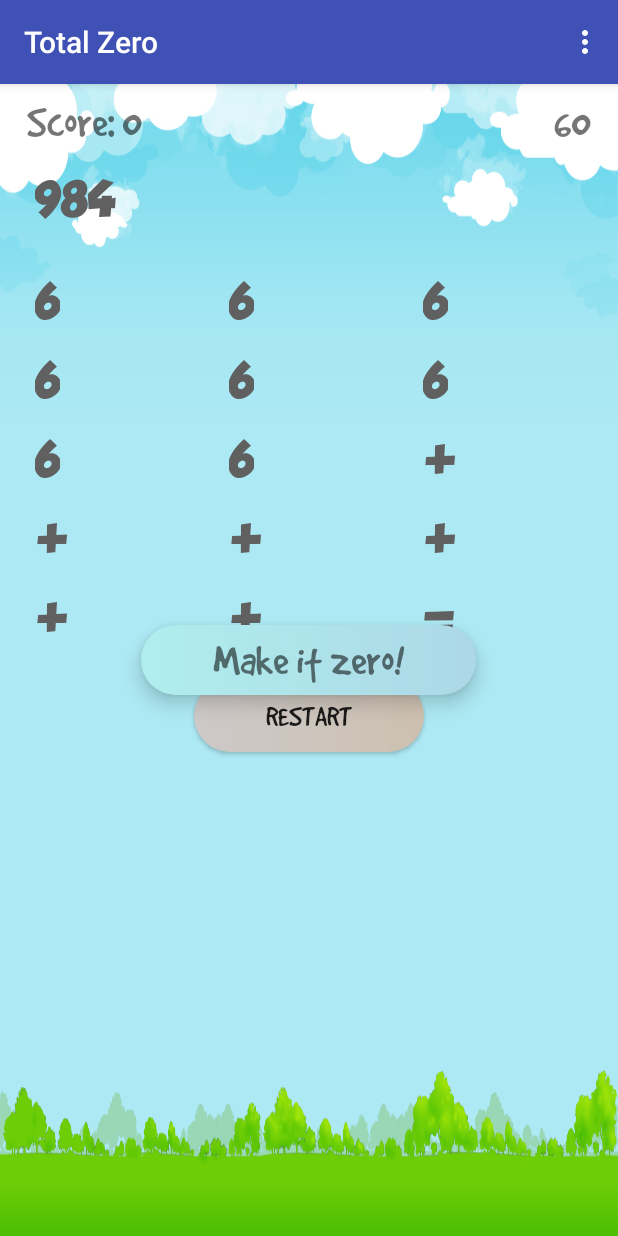
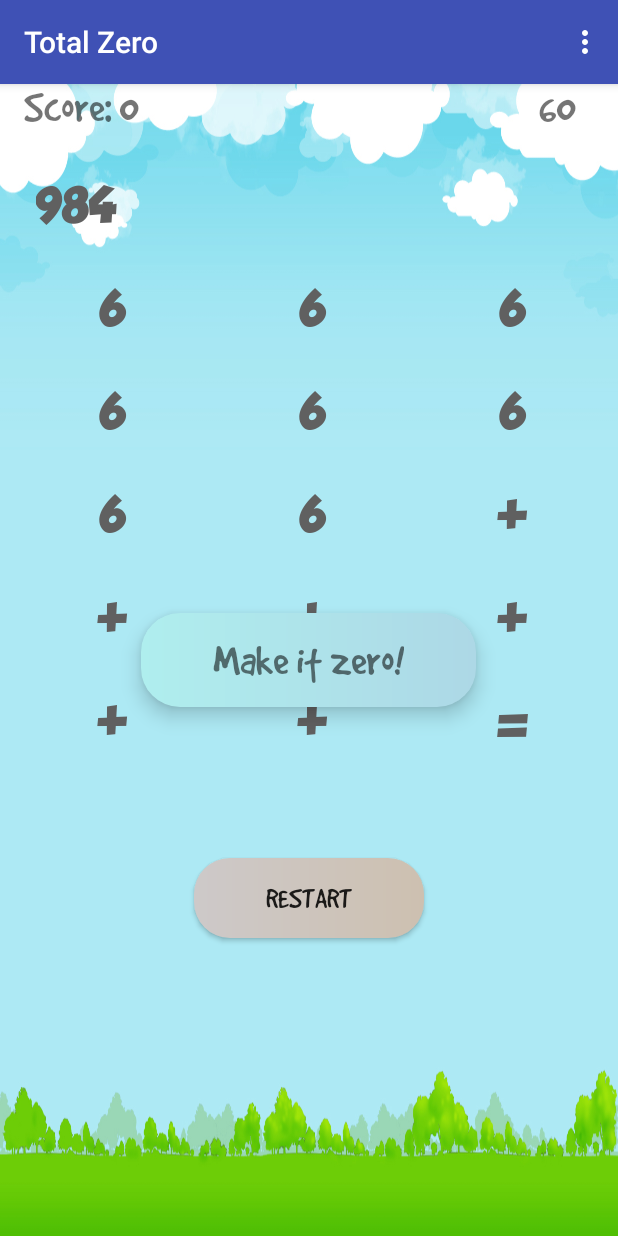
Before and after one commit to andrea-liu87/TotalZero, an Android app: the screen it shows after launch (MainActivity), on a phone screen of 412 x 824 dp. Run offline under Robolectric (Android 15) with nearby library versions, the phone set to English and light mode, and no system bars.

Commit message:
add check for invalid case change layout to constraint layout upgrade to new build tools

```diff
--- a/app/src/main/java/com/andreasgift/totalzero/MainActivity.java
+++ b/app/src/main/java/com/andreasgift/totalzero/MainActivity.java
@@ -7,6 +7,7 @@ import android.os.Bundle;
 import android.os.CountDownTimer;
 import android.os.Handler;
 import android.support.v7.app.AppCompatActivity;
+import android.util.Log;
 import android.view.Menu;
 import android.view.MenuItem;
 import android.view.View;
@@ -20,47 +21,50 @@ import java.util.Random;
 
 //Total Zero. The app to train your brain by using simple math
 public class MainActivity extends AppCompatActivity {
-    MenuItem easyChecked;
-    MenuItem difficultCheck;
+    private MenuItem easyChecked;
+    private MenuItem difficultCheck;
 
-    final String LVLSHRPREFS = "levelSharedPrefs";
-    SharedPreferences levelShrdPrefs;
-    int LVLEASYSHAREDPREFSS = 1;
-    int LVLDIFFCLTSHRDPREFS =0;
-    int difficultyMode;
+    private final String LVLSHRPREFS = "levelSharedPrefs";
+    private SharedPreferences levelShrdPrefs;
+    private final int LVLEASYSHAREDPREFSS = 1;
+    private final int LVLDIFFCLTSHRDPREFS = 0;
+    private int difficultyMode;
 
-    TextView welcomeText;
-    TextView scoreText;
-    TextView timerText;
-    TextView variable1;
-    TextView variable2;
-    TextView variable3;
-    TextView variable4;
-    TextView variable5;
-    TextView variable6;
-    TextView variable7;
-    TextView variable8;
-    TextView sign1;
-    TextView sign2;
-    TextView sign3;
-    TextView sign4;
-    TextView sign5;
-    TextView sign6;
-    TextView equalSign;
+    private TextView welcomeText;
+    private TextView scoreText;
+    private TextView timerText;
+    private TextView variable1;
+    private TextView variable2;
+    private TextView variable3;
+    private TextView variable4;
+    private TextView variable5;
+    private TextView variable6;
+    private TextView variable7;
+    private TextView variable8;
+    private TextView sign1;
+    private TextView sign2;
+    private TextView sign3;
+    private TextView sign4;
+    private TextView sign5;
+    private TextView sign6;
+    private TextView equalSign;
 
-    Button restartButton;
-    String equationString;
+    private Button restartButton;
+    private String equationString;
 
-    TextView equationText;
-    CountDownTimer timerMachine;
+    private TextView equationText;
+    private CountDownTimer timerMachine;
 
-    Random randon;
-    int seed = 0;
-    int score = 0;
-    int timer = 60000; //60 sec for each stage
+    private Random randon;
+    private final int seed = 0;
+    private int score = 0;
+    private final int timer = 60000; //60 sec for each stage
+    private long milisBeforefinish;
+    private long milisLeft;
     private int baseNumber;
 
-    MediaPlayer backSound;
+    private MediaPlayer backSound;
+    private Boolean uiPause = false;
 
     @Override
     protected void onCreate(Bundle savedInstanceState) {
@@ -120,7 +124,7 @@ public class MainActivity extends AppCompatActivity {
                 setAllNumber();
                 score = 0;
                 scoreText.setText(toStr(score));
-                timerMachine.start();
+                timerStart(timer);
                 backSound.start();
             }
         });
@@ -132,8 +136,12 @@ public class MainActivity extends AppCompatActivity {
             public void onClick(View view) {
                 equationString = equationString + " =";
                 equationText.setText(equationString);
-                equationText.setText(equationString + toStr(calculate()));
-                if (calculate() == 0) {
+                int result = calculate(equationString);
+                if (result == -1) {
+                    Toast.makeText(getApplicationContext(), "Invalid argument. Restart the problem ", Toast.LENGTH_SHORT).show();
+                } else {
+                equationText.setText(equationString + toStr(result));}
+                if (result == 0) {
                     score = score + 1;
                     scoreText.setText("Score: " + score);}
 
@@ -152,14 +160,23 @@ public class MainActivity extends AppCompatActivity {
             public void onClick(View view) {
                 welcomeText.setVisibility(View.INVISIBLE);
                 setAllNumber();
+                timerStart(timer);
             }
         });
+    }
 
-        timerMachine = new CountDownTimer(timer, 1000) {
+    private void timerStart(long milis){
+        if (timerMachine != null){
+            timerMachine.cancel();
+            milisBeforefinish = 0;
+            milisLeft = 0;
+        }
+       timerMachine = new CountDownTimer(milis,1000) {
 
             @Override
             public void onTick(long miliSecBfrFinish) {
                 timerText.setText(Long.toString(miliSecBfrFinish / 1000));
+                milisBeforefinish = miliSecBfrFinish;
             }
 
             @Override
@@ -171,8 +188,15 @@ public class MainActivity extends AppCompatActivity {
                 backSound.reset();
             }
         };
+       timerMachine.start();
+    }
 
+
+    private void timerPause(){
+        milisLeft = milisBeforefinish;
+        timerMachine.cancel();
     }
+
 
     @Override
     public boolean onCreateOptionsMenu(Menu menu) {
@@ -189,6 +213,34 @@ public class MainActivity extends AppCompatActivity {
         return true;
     }
 
+    @Override
+    protected void onSaveInstanceState(Bundle outState) {
+        super.onSaveInstanceState(outState);
+        if (backSound != null){
+            uiPause = true;
+            backSound.pause();
+            timerPause();}
+    }
+
+    @Override
+    protected void onStart() {
+        super.onStart();
+        if (uiPause){
+            backSound.start();
+        }
+        if (milisLeft > 0){
+            timerStart(milisLeft);
+        }
+        uiPause = false;
+    }
+
+    @Override
+    protected void onDestroy() {
+        super.onDestroy();
+        backSound.release();
+        timerMachine = null;
+        milisLeft = 0;
+    }
 
     @Override
     public boolean onOptionsItemSelected(MenuItem item) {
@@ -208,7 +260,7 @@ public class MainActivity extends AppCompatActivity {
         }
     }
 
-    //Set all number and sign on the TEXTvIEW
+    //Set all number and sign on the TextView
     private void setAllNumber() {
         if (difficultyMode == LVLEASYSHAREDPREFSS){
             baseNumber = randomInt(8,33);
@@ -266,7 +318,7 @@ public class MainActivity extends AppCompatActivity {
 
 
     //This method to set the action happen after click each variable
-    public void clickVariable(TextView sview) {
+    private void clickVariable(TextView sview) {
         sview.setOnClickListener(new View.OnClickListener() {
             @Override
             public void onClick(View view) {
@@ -283,11 +335,35 @@ public class MainActivity extends AppCompatActivity {
         });
     }
 
-    public int calculate() {
+    //Check some invalid case on the equation ex : 1450(2-0)=
+    private boolean checkInvalidCase(String equation){
+        for (int i = 0; i < equation.length()-1; i++){
+            String curchar = String.valueOf(equation.charAt(i));
+            String nextChar = String.valueOf(equation.charAt(i+1));
+            if (curchar.matches("\\d+(?:\\.\\d+)?") && nextChar.equals("(")){
+                return true;
+            }
+            if (curchar.equals(")") && nextChar.matches("\\d+(?:\\.\\d+)?")){
+                return true;
+            }
+        }
+        return false;
+    }
+
+    /**
+     * This method will calculate equation
+     * @param equationString equation string need to be calculate
+     * @return equation result
+     */
+    private int calculate(String equationString) {
         int tempNumb = -1;
         int result = 0;
         ArrayList<Integer> arrayNumb = new ArrayList<Integer>();
         ArrayList<String> arraySign = new ArrayList<String>();
+
+        if (checkInvalidCase(equationString)){
+            return tempNumb;
+        }
 
         //Classified the string and number into 2 different array
         for (int i = 0; i < equationString.length(); i++) {
@@ -362,7 +438,7 @@ public class MainActivity extends AppCompatActivity {
 
     //This method to calculate linear formula  within two variables
     //Ex a+b, a-b, axb; a=baseNumb & b=nextNumb
-    public int linearCalc(String sign, int baseNumb, int nextNumb) {
+    private int linearCalc(String sign, int baseNumb, int nextNumb) {
         double tempResult = 0;
         if (whatSign(sign) == 1) {return baseNumb + nextNumb;}
         if (whatSign(sign) == 2) {return baseNumb - nextNumb;}
@@ -381,7 +457,7 @@ public class MainActivity extends AppCompatActivity {
 
     //This method to calculate the linear formula with more than two variable
     // Ex: a+b-c; axb-c; etc
-    public int linearArrayCalc(ArrayList<Integer> number, ArrayList<String> sign) {
+    private int linearArrayCalc(ArrayList<Integer> number, ArrayList<String> sign) {
         int result = number.get(0);
         if (number.size() == sign.size()) {
             for (int i = 0; i < number.size() - 1; i++) {
@@ -394,7 +470,7 @@ public class MainActivity extends AppCompatActivity {
     }
 
     //This method to identify what is the sign on the current char
-    public int whatSign(String chars) {
+    private int whatSign(String chars) {
         String sign1 = "+";
         String sign2 = "-";
         String sign3 = "x";
@@ -421,7 +497,7 @@ public class MainActivity extends AppCompatActivity {
         if (chars.equals(sign6)) {
             return 6;
         }
-        if (chars.equals(sign6)) {
+        if (chars.equals(sign7)) {
             return 7;
         } else {
             return 0;
@@ -430,7 +506,7 @@ public class MainActivity extends AppCompatActivity {
 
 
     //This method the return sign randomly. This sign will be plotted as grid layout
-    public String returnSign() {
+    private String returnSign() {
         String sign1 = "+";
         String sign2 = "-";
         String sign3 = "x";
@@ -454,16 +530,13 @@ public class MainActivity extends AppCompatActivity {
     }
 
     //This method to create random int with range from low to high
-    public int randomInt(int low, int high) {
+    private int randomInt(int low, int high) {
         Random r = new Random();
-        int Low = low;
-        int High = high;
-        int result = r.nextInt(High - Low) + Low;
-        return result;
+        return r.nextInt(high - low) + low;
     }
 
     //This method to convert int to String
-    public String toStr(int number) {
+    private String toStr(int number) {
         return Integer.toString(number);
     }
 
--- a/app/src/main/res/layout/activity_main.xml
+++ b/app/src/main/res/layout/activity_main.xml
@@ -1,60 +1,67 @@
 <?xml version="1.0" encoding="utf-8"?>
 <FrameLayout xmlns:android="http://schemas.android.com/apk/res/android"
     xmlns:tools="http://schemas.android.com/tools"
+    xmlns:app="http://schemas.android.com/apk/res-auto"
     android:id="@+id/linear_layout"
     android:layout_width="match_parent"
     android:layout_height="match_parent"
     android:background="@drawable/backgrnd"
     tools:context="com.andreasgift.totalzero.MainActivity">
 
-    <LinearLayout
+    <android.support.constraint.ConstraintLayout
         android:layout_width="match_parent"
-        android:layout_height="match_parent"
-        android:orientation="vertical">
+        android:layout_height="match_parent">
 
-        <RelativeLayout
-            android:layout_width="match_parent"
+        <android.support.constraint.Guideline
+            android:id="@+id/guideline"
+            android:layout_width="@dimen/max_width"
             android:layout_height="wrap_content"
-            android:layout_margin="10dp"
-            android:id="@+id/layout2">
+            android:orientation="vertical"
+            app:layout_constraintGuide_begin="@dimen/max_width" />
 
         <TextView
+            android:id="@+id/score"
             android:layout_width="wrap_content"
             android:layout_height="wrap_content"
-                android:id="@+id/score"
-                android:layout_marginLeft="@dimen/padding"
+            android:layout_marginStart="@dimen/padding"
             android:fontFamily="@font/gooddog"
-                android:text="Score: 0"
+            android:text="@string/score_0"
             android:textSize="@dimen/text_size"
-                android:layout_alignParentLeft="true"/>
+            app:layout_constraintLeft_toLeftOf="parent"
+            app:layout_constraintTop_toTopOf="parent" />
 
         <TextView
+            android:id="@+id/timer"
             android:layout_width="wrap_content"
             android:layout_height="wrap_content"
-                android:id="@+id/timer"
-                android:layout_marginRight="@dimen/padding"
+            android:layout_marginEnd="@dimen/padding"
             android:fontFamily="@font/gooddog"
-                android:text="60"
+            android:text="@string/time_text"
             android:textSize="@dimen/text_size"
-                android:layout_alignParentRight="true"/>
-        </RelativeLayout>
+            app:layout_constraintRight_toRightOf="@id/guideline"
+            app:layout_constraintTop_toTopOf="@+id/score" />
 
         <TextView
             android:id="@+id/equation_text"
+            style="@style/TextViewforEquation"
             android:layout_width="match_parent"
             android:layout_height="wrap_content"
-            android:layout_marginLeft="15dp"
-            style="@style/TextViewforGrid"
-            android:text="1470"
-            android:textSize="@dimen/text_size" />
+            android:layout_marginStart="@dimen/padding"
+            android:layout_marginTop="16dp"
+            android:text="@string/_1470"
+            android:textSize="@dimen/text_size"
+            app:layout_constraintLeft_toLeftOf="parent"
+            app:layout_constraintTop_toBottomOf="@+id/score" />
 
         <GridLayout
-            android:id="@+id/gridLayout"
-            android:layout_width="fill_parent"
+            android:id="@+id/grid_layout"
+            android:layout_width="@dimen/max_width"
             android:layout_height="wrap_content"
-            android:layout_gravity = "bottom"
-            android:layout_margin="15dp"
-            android:columnCount="3">
+            android:layout_marginStart="@dimen/padding"
+            android:columnCount="3"
+            app:layout_constraintLeft_toLeftOf="parent"
+            app:layout_constraintRight_toRightOf="@id/guideline"
+            app:layout_constraintTop_toBottomOf="@+id/equation_text">
 
             <TextView
                 android:id="@+id/variabel1"
@@ -63,12 +70,12 @@
 
             <TextView
                 android:id="@+id/variabel2"
-                style="@style/TextViewforGrid" />
+                style="@style/TextViewforGrid"/>
 
             <TextView
                 android:id="@+id/variabel3"
                 style="@style/TextViewforGrid"
-                android:tag="number" />
+                android:tag="number"/>
 
             <TextView
                 android:id="@+id/variabel4"
@@ -118,23 +125,31 @@
             <TextView
                 android:id="@+id/equalsign"
                 style="@style/TextViewforGrid"
-                android:text="=" />
+                android:text="@string/equal_sign" />
         </GridLayout>
 
         <Button
             android:id="@+id/restart_button"
-            android:textSize="20sp"
-            android:fontFamily="@font/gooddog"
             android:layout_width="wrap_content"
             android:layout_height="wrap_content"
             android:layout_gravity="center_horizontal"
+            android:layout_marginTop="8dp"
             android:background="@drawable/bttn_plain"
-            android:layout_marginBottom="10dp"
-            android:elevation="5dp"
+            android:elevation="4dp"
+            android:fontFamily="@font/gooddog"
+            android:paddingHorizontal="48dp"
             android:paddingVertical="@dimen/padding"
-            android:paddingHorizontal="48dp"
-            android:text="restart" />
-    </LinearLayout>
+            android:text="@string/restart"
+            android:textSize="20sp"
+            app:layout_constraintBottom_toBottomOf="parent"
+            app:layout_constraintHorizontal_bias="0.5"
+            app:layout_constraintLeft_toLeftOf="parent"
+            app:layout_constraintRight_toRightOf="parent"
+            app:layout_constraintTop_toBottomOf="@+id/grid_layout"
+            app:layout_constraintVertical_bias="0.2"
+            tools:targetApi="o" />
+
+    </android.support.constraint.ConstraintLayout>
 
     <TextView
         android:id="@+id/welcome_text"
@@ -149,6 +164,7 @@
         android:paddingHorizontal="48dp"
         android:fontFamily="@font/gooddog"
         android:text="@string/welcome_text"
-        android:textSize="@dimen/text_size"/>
+        android:textSize="@dimen/text_size"
+        tools:targetApi="o" />
 
 </FrameLayout>
--- a/app/src/main/res/values-large/dimens.xml
+++ b/app/src/main/res/values-large/dimens.xml
@@ -1,7 +1,6 @@
 <?xml version="1.0" encoding="utf-8"?>
 <resources>
     <dimen name="text_size">42sp</dimen>
-    <dimen name="margin_right">120dp</dimen>
-    <dimen name="padding">12dp</dimen>
-
+    <dimen name="padding">16dp</dimen>
+    <dimen name="max_width">450dp</dimen>
 </resources>
--- a/app/src/main/res/values-xlarge/dimens.xml
+++ b/app/src/main/res/values-xlarge/dimens.xml
@@ -1,7 +1,6 @@
 <?xml version="1.0" encoding="utf-8"?>
 <resources>
-
     <dimen name="text_size">48sp</dimen>
-    <dimen name="margin_right">128dp</dimen>
     <dimen name="padding">16dp</dimen>
+    <dimen name="max_width">600dp</dimen>
 </resources>
--- a/app/src/main/res/values/dimens.xml
+++ b/app/src/main/res/values/dimens.xml
@@ -1,7 +1,6 @@
 <?xml version="1.0" encoding="utf-8"?>
 <resources>
     <dimen name="text_size">30sp</dimen>
-    <dimen name="margin_right">90dp</dimen>
-    <dimen name="padding">8dp</dimen>
-
+    <dimen name="padding">16dp</dimen>
+    <dimen name="max_width">400dp</dimen>
 </resources>
--- a/app/src/main/res/values/strings.xml
+++ b/app/src/main/res/values/strings.xml
@@ -1,4 +1,9 @@
 <resources>
     <string name="app_name">Total Zero</string>
     <string name="welcome_text">Make it zero!</string>
+    <string name="score_0">Score: 0</string>
+    <string name="_1470">1470</string>
+    <string name="equal_sign">=</string>
+    <string name="time_text">60</string>
+    <string name="restart">restart</string>
 </resources>
--- a/app/src/main/res/values/styles.xml
+++ b/app/src/main/res/values/styles.xml
@@ -11,13 +11,20 @@
 <style name="TextViewforGrid" parent="Base.Widget.AppCompat.TextView.SpinnerItem">
     <item name="android:textSize">@dimen/text_size</item>
     <item name="android:padding">@dimen/padding</item>
-    <item name="android:layout_marginRight">@dimen/margin_right</item>
     <item name="android:layout_width">wrap_content</item>
     <item name="android:layout_height">wrap_content</item>
+    <item name="android:textAlignment">center</item>
     <item name="android:text">8</item>
     <item name="android:textColor">#606060</item>
     <item name="android:fontFamily">@font/grobold</item>
+    <item name="android:layout_columnWeight">1</item>
+    <item name="android:layout_rowWeight">1</item>
+    <item name="android:layout_gravity">fill_horizontal</item>
 </style>
+
+    <style name="TextViewforEquation" parent="TextViewforGrid">
+        <item name="android:textAlignment">textStart</item>
+    </style>
 
     <style name="GoodDogTextStyle" parent="Base.Widget.AppCompat.TextView.SpinnerItem">
         <item name="android:textSize">@dimen/text_size</item>
--- a/build.gradle
+++ b/build.gradle
@@ -6,7 +6,7 @@ buildscript {
         google()
     }
     dependencies {
-        classpath 'com.android.tools.build:gradle:3.0.0'
+        classpath 'com.android.tools.build:gradle:3.4.1'
 
         // NOTE: Do not place your application dependencies here; they belong
         // in the individual module build.gradle files
@@ -16,6 +16,7 @@ buildscript {
 allprojects {
     repositories {
         jcenter()
+        google()
     }
 }
 
```
Also changed, not shown: app/build.gradle (+13 -10 lines), gradle/wrapper/gradle-wrapper.properties, 2 other files. Lines whose indentation alone changed are shown as unchanged.
